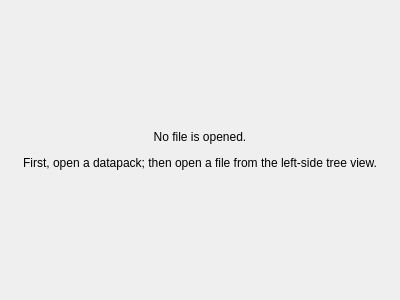
Before: the Qt Designer form tabbedcodeeditorinterface.ui in IoeCmcomc/MCDatapacker, drawn with Qt 5.
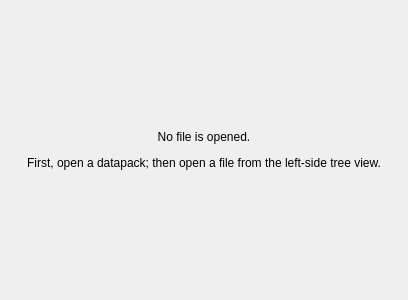
After: the same form once the commit is applied. Custom widgets are drawn as their Qt base class.

```diff
--- a/tabbedcodeeditorinterface.ui
+++ b/tabbedcodeeditorinterface.ui
@@ -6,7 +6,7 @@
    <rect>
     <x>0</x>
     <y>0</y>
-    <width>400</width>
+    <width>408</width>
     <height>300</height>
    </rect>
   </property>
```
